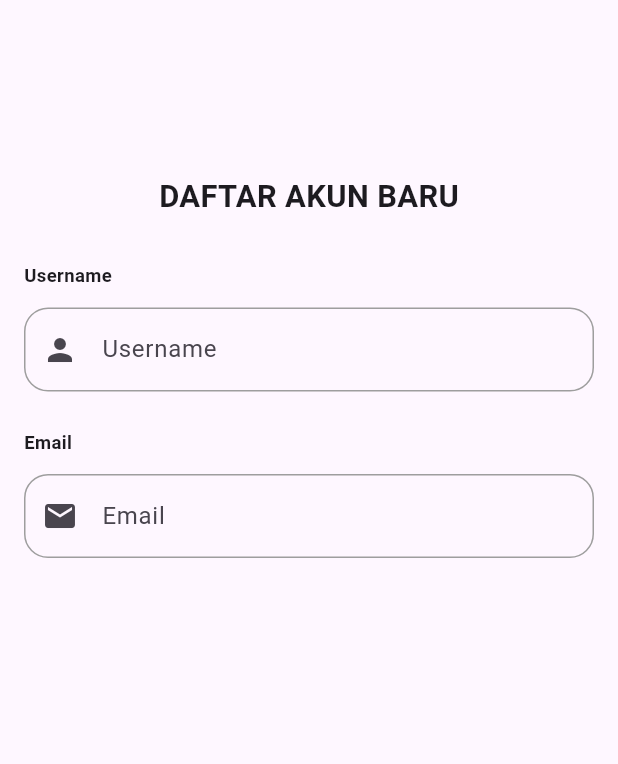
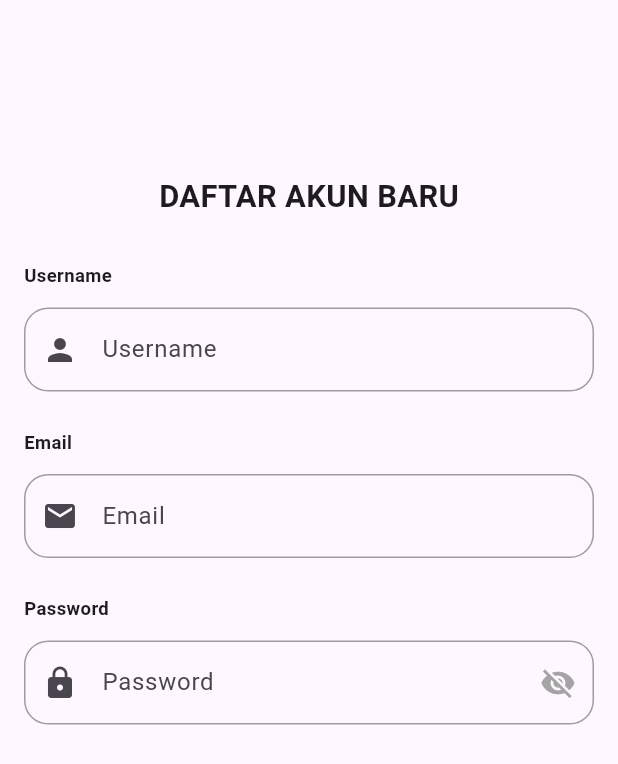
Before and after one commit to emzhran/TernakKenariAppRestAPI, a Flutter app: the RegisterScreen screen opened directly, on a phone screen of 412 x 824 dp. Shown: the top 764 px of the screen. Run offline on Flutter 3.47's test engine with Material 3 defaults, Android fonts, the phone set to English and light mode, and no system bars; our stand-ins replace dartz, dropdown_button2, flutter_bloc, flutter_secure_storage; accounts and stored records are empty.

Commit message:
menambahkan text field untuk input password

```diff
--- a/lib/presentation/auth/register_screen.dart
+++ b/lib/presentation/auth/register_screen.dart
@@ -1,5 +1,6 @@
 import 'package:canarytemplate/core/components/custom_text_field.dart';
 import 'package:canarytemplate/core/components/spaces.dart';
+import 'package:canarytemplate/core/constants/colors.dart';
 import 'package:flutter/material.dart';
 import 'package:flutter/widgets.dart';
 
@@ -73,6 +74,37 @@ class _RegisterScreenState extends State<RegisterScreen> {
                     child: Icon(Icons.email),
                   ),
                 ),
+                const SpaceHeight(25),
+                Row(
+                  spacing: 10,
+                  children: [
+                    Expanded(
+                      child: CustomTextField(
+                        validator: 'Password tidak boleh kosong',
+                        controller: passwordController,
+                        label: 'Password',
+                        obscureText: !isShowPassword,
+                        prefixIcon: Padding(
+                          padding: const EdgeInsets.all(8.0),
+                          child: Icon(Icons.lock),
+                        ),
+                        suffixIcon: IconButton(
+                          onPressed: () {
+                            setState(() {
+                              isShowPassword = !isShowPassword;
+                            });
+                          },
+                          icon: Icon(
+                            isShowPassword
+                                ? Icons.visibility
+                                : Icons.visibility_off,
+                            color: AppColors.grey,
+                          ),
+                        ),
+                      ),
+                    ),
+                  ],
+                ),
               ],
             ),
           ),
```
